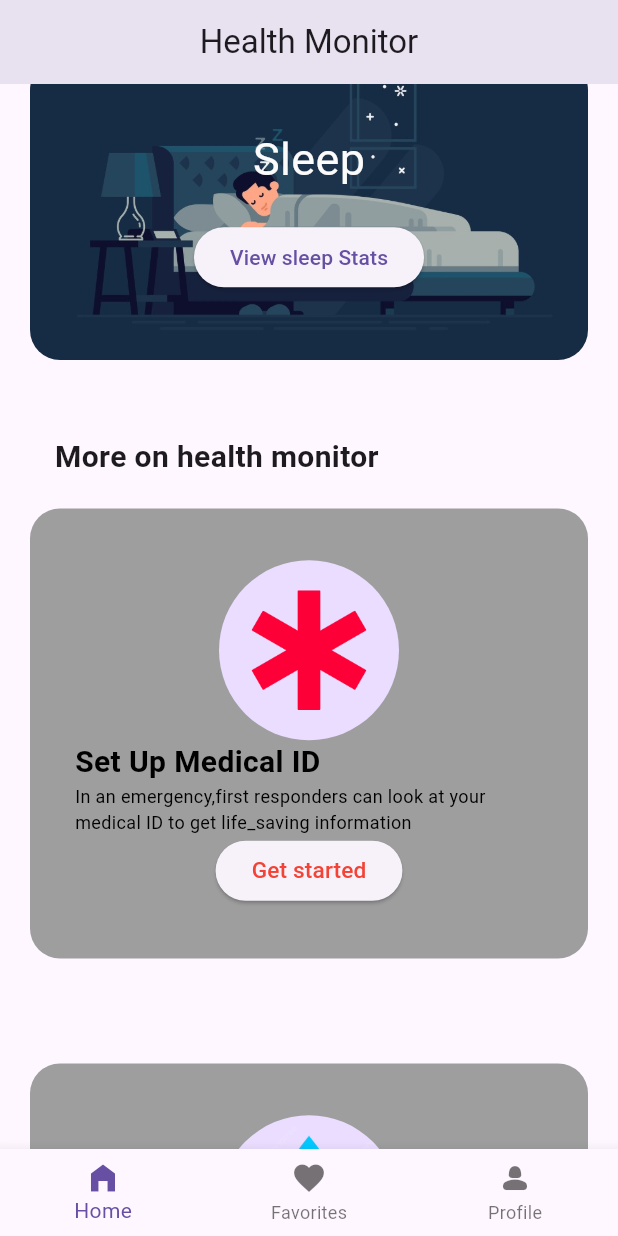
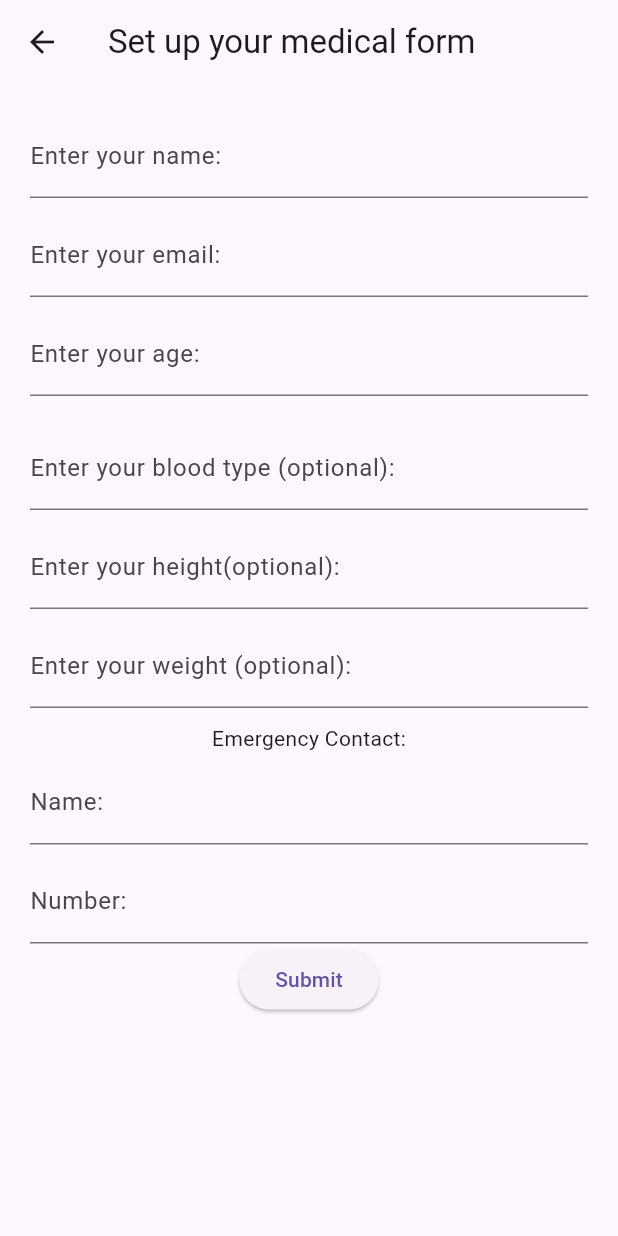
Before and after one commit to Amoako419/Flutter_Semester_Project, a Flutter app: the screen it shows after launch, scrolled down 576 dp, after a tap on "Get started", on a phone screen of 412 x 824 dp. Run offline on Flutter 3.47's test engine with Material 3 defaults, Android fonts, the light colour scheme and no system bars.

Commit message:
initial commit

```diff
--- a/health_monitor/lib/main.dart
+++ b/health_monitor/lib/main.dart
@@ -2,6 +2,7 @@
 
 import 'package:flutter/material.dart';
 import 'package:health_monitor/pages/firstPage.dart';
+import 'package:health_monitor/pages/medicalID.dart';
 
 
 void main() {
@@ -19,6 +20,10 @@ class MyApp extends StatelessWidget {
   Widget build(BuildContext context) {
 return  MaterialApp(
       debugShowCheckedModeBanner:false,
+      initialRoute: '/',
+      routes: {
+        '/':(context) => FormPage()
+      },
       title: 'Health Monitor',
       home: FirstPage(),
     );
--- a/health_monitor/lib/pages/firstpage.dart
+++ b/health_monitor/lib/pages/firstpage.dart
@@ -24,7 +24,7 @@ class _FirstPageState extends State<FirstPage> {
 
     const Homepage(),
     const Favorite(),
-    const Profile(),
+    const Profile(name: '',email: '',age: '',bloodType: '',emergencyContactNumber: '',emergencyContactName: '',weight: '',height: '',),
 
   ];
   @override
--- a/health_monitor/lib/pages/home_page.dart
+++ b/health_monitor/lib/pages/home_page.dart
@@ -4,6 +4,7 @@ import 'package:flutter/cupertino.dart';
 import 'package:flutter/material.dart';
 import 'package:health_monitor/pages/favorite.dart';
 import 'package:health_monitor/pages/heart_rate.dart';
+import 'package:health_monitor/pages/medicalID.dart';
 import 'package:health_monitor/pages/profile.dart';
 import 'package:health_monitor/pages/sleep.dart';
 import 'package:health_monitor/pages/steps.dart';
@@ -309,7 +310,12 @@ Widget _learnMore() {
               style: TextStyle(fontSize: 12.0, color: Colors.black),
             )),
         ElevatedButton(
-            onPressed: () {},
+            onPressed: () {
+              Navigator.push(
+                context,
+                MaterialPageRoute(builder: (context)=> FormPage())
+              );
+            },
             child: const Text("Get started", style: TextStyle(fontSize: 15.1,color: Colors.red),))
       ],
     ),
--- /dev/null
+++ b/health_monitor/lib/pages/medicalID.dart
@@ -0,0 +1,201 @@
+import 'package:flutter/material.dart';
+import 'package:health_monitor/pages/profile.dart';
+
+class FormPage extends StatefulWidget {
+  @override
+  _FormPageState createState() => _FormPageState();
+}
+
+class _FormPageState extends State<FormPage> {
+  final _formKey = GlobalKey<FormState>(); // Key for form validation
+  final _nameController = TextEditingController();
+  final _emailController = TextEditingController();
+  final _ageController = TextEditingController();
+  final _bloodTypeController = TextEditingController();
+  final _heightController = TextEditingController();
+  final _weightController = TextEditingController();
+  final _emergencyContactNameController = TextEditingController();
+  final _emergencyContactPhoneController = TextEditingController();
+
+
+  // ignore: prefer_final_fields
+  String _name='', _email='', _age='', _bloodType='', _emergencyContactName='', _emergencyContactPhone='',_weight='',_height='';
+  @override
+  void dispose() {
+    _nameController.dispose();
+    _emailController.dispose();
+    _ageController.dispose();
+    _bloodTypeController.dispose();
+    _emergencyContactNameController.dispose();
+    _emergencyContactPhoneController.dispose();
+    _heightController.dispose();
+    _weightController.dispose();
+    super.dispose();
+  }
+
+  @override
+  Widget build(BuildContext context) {
+    return Scaffold(
+      appBar: AppBar(
+        title: const Text('Set up your medical form'),
+      ),
+      body: Padding(
+        padding: const EdgeInsets.all(20.0),
+        child: Form(
+          key: _formKey,
+          child: Column(
+            children: [
+              TextFormField(
+                controller: _nameController,
+                decoration: const InputDecoration(
+                  labelText: 'Enter your name:',
+                ),
+                validator: (value) {
+                  if (value == null || value.isEmpty) {
+                    return 'Please enter your name.';
+                  }
+                  return null;
+                },
+                onSaved: (newValue) => _name = newValue!,
+              ),
+              const SizedBox(height: 10.0),
+              TextFormField(
+                controller: _emailController,
+                decoration: const InputDecoration(
+                  labelText: 'Enter your email:',
+                ),
+                validator: (value) {
+                  if (value == null || value.isEmpty) {
+                    return 'Please enter your email.';
+                  } else if (!value.contains('@')) {
+                    return 'Please enter a valid email address.';
+                  }
+                  return null;
+                },
+                onSaved: (newValue) => _email = newValue!,
+              ),
+              const SizedBox(height: 10.0),
+              TextFormField(
+                controller: _ageController,
+                keyboardType: TextInputType.number, // Allow only numbers
+                decoration: const InputDecoration(
+                  labelText: 'Enter your age:',
+                ),
+                validator: (value) {
+                  if (value == null || value.isEmpty) {
+                    return 'Please enter your age.';
+                  } else {
+                    try {
+                      int age = int.parse(value);
+                      if (age <= 0) {
+                        return 'Please enter a valid age.';
+                      }
+                    } catch (e) {
+                      return 'Please enter a valid age.';
+                    }
+                  }
+                  return null;
+                },
+                onSaved: (newValue) => _age = newValue!,
+              ),
+              const SizedBox(height: 10.0),
+              // DropdownButtonFormField<String>(
+              //   value: _sex,
+              //   hint: Text('Select Sex'),
+              //   items: ['Male', 'Female', 'Non-binary', 'Prefer not to say']
+              //       .map((String sex) => DropdownMenuItem<String>(
+              //             value: sex,
+              //             child: Text(sex),
+              //           ))
+              //       .toList(),
+              //   onChanged: (value) {
+              //     setState(() {
+              //       _sex = value!;
+              //     });
+              //   },
+              //   validator: (value) {
+              //     if (value == null || value.isEmpty) {
+              //       return 'Please select your sex.';
+              //     }
+              //     return null;
+              //   },
+              // ),
+              const SizedBox(height: 10.0),
+              TextFormField(
+                controller: _bloodTypeController,
+                decoration: const InputDecoration(
+                  labelText: 'Enter your blood type (optional):',
+                ),
+                onSaved: (newValue) => _bloodType = newValue!,
+              ),
+              //HeightFormField
+                 const SizedBox(height: 10.0),
+              TextFormField(
+                controller: _heightController,
+                decoration: const InputDecoration(
+                  labelText: 'Enter your height(optional):',
+                ),
+                onSaved: (newValue) => _height = newValue!,
+              ),
+
+              //weightFormField
+                  const SizedBox(height: 10.0),
+              TextFormField(
+                controller: _weightController,
+                decoration: const InputDecoration(
+                  labelText: 'Enter your weight (optional):',
+                ),
+                onSaved: (newValue) => _weight = newValue!,
+              ),
+
+
+
+
+
+
+
+              const SizedBox(height: 10.0),
+              const Text('Emergency Contact:'),
+              const SizedBox(height: 5.0),
+              TextFormField(
+                controller: _emergencyContactNameController,
+                decoration: const InputDecoration(
+                  labelText: 'Name:',
+                ),
+                validator: (value) {
+                  if (value == null || value.isEmpty) {
+                    return 'Please enter emergency contact name.';
+                  }
+                  return null;
+                },
+              ),
+              const SizedBox(height: 10.0),
+              TextFormField(
+                controller: _emergencyContactPhoneController,
+                decoration: const InputDecoration(
+                  labelText: 'Number:',
+                ),
+              ),
+                ElevatedButton(
+                onPressed: () {
+                  if (_formKey.currentState!.validate()) {
+                    _formKey.currentState!.save(); // Save form state
+                    Navigator.push(
+                      context,
+                      MaterialPageRoute(
+                        builder: (context) => Profile(name: _name, email: _email, age: _age, bloodType: _bloodType, emergencyContactName: _emergencyContactName, emergencyContactNumber: _emergencyContactPhone,weight: _weight,height: _height,),
+
+
+                      ),
+                    );
+                  }
+                },
+                child: const Text('Submit'),
+              ),
+            ],
+          )
+        ),
+      )
+    );
+  }
+}
--- a/health_monitor/lib/pages/profile.dart
+++ b/health_monitor/lib/pages/profile.dart
@@ -1,7 +1,17 @@
 import 'package:flutter/material.dart';
+import 'package:health_monitor/pages/medicalID.dart';
 
 class Profile extends StatelessWidget {
-  const Profile({super.key});
+  final String name;
+  final String email;
+  final  age;
+  final String bloodType;
+  final emergencyContactName;
+  final emergencyContactNumber;
+  final weight;
+  final height;
+
+  const Profile({super.key, Key, required this.name ,required this.email, required this.age, required this.bloodType, required this.emergencyContactName, required this.emergencyContactNumber, required this.weight, required this.height});
 
   @override
   Widget build(BuildContext context) {
@@ -29,14 +39,14 @@ class Profile extends StatelessWidget {
         children: [
           TextFormField(
             readOnly: true,
-            initialValue: 'Steve Jobs',
+            initialValue: name,
             decoration: const InputDecoration(
               labelText: 'Name',
             ),
           ),
           TextFormField(
             readOnly: true,
-            initialValue: 'steve.jobs@icloud.com',
+            initialValue: email,
             decoration: const InputDecoration(
               labelText: 'Email',
             ),
@@ -50,35 +60,28 @@ class Profile extends StatelessWidget {
           ),
           TextFormField(
             readOnly: true,
-            initialValue: '55',
+            initialValue: age,
             decoration: const InputDecoration(
               labelText: 'Age',
             ),
           ),
           TextFormField(
             readOnly: true,
-            initialValue: '3-10-1979',
-            decoration: const InputDecoration(
-              labelText: 'Date of Birth',
-            ),
-          ),
-          TextFormField(
-            readOnly: true,
-            initialValue: '68kg',
+            initialValue: weight,
             decoration: const InputDecoration(
               labelText: 'Weight',
             ),
           ),
           TextFormField(
             readOnly: true,
-            initialValue: '68cm',
+            initialValue: height,
             decoration: const InputDecoration(
               labelText: 'Height',
             ),
           ),
           TextFormField(
             readOnly: true,
-            initialValue: 'Not set',
+            initialValue: bloodType,
             decoration: const InputDecoration(
               labelText: 'Blood Type',
             ),
@@ -89,16 +92,16 @@ class Profile extends StatelessWidget {
           ),
           TextFormField(
             readOnly: true,
-            initialValue: 'Not set',
+            initialValue: emergencyContactName,
             decoration: const InputDecoration(
-              labelText: 'Emergency Contact1',
+              labelText: 'Emergency Name',
             ),
           ),
           TextFormField(
             readOnly: true,
-            initialValue: 'Not set',
+            initialValue: emergencyContactNumber,
             decoration: const InputDecoration(
-              labelText: 'Emergency Contact2',
+              labelText: 'Emergency Contact',
             ),
           ),
         ],
@@ -123,7 +126,10 @@ class Profile extends StatelessWidget {
 
   Widget _edit() {
     return ElevatedButton(
-        onPressed: () {},
+        onPressed: () {
+        //   Navigator.push(context,
+        //  MaterialPageRoute(builder: (context)=> FormPage()));
+        },
         style: ButtonStyle(
             backgroundColor: MaterialStateProperty.all(Colors.green)),
         child: const Text("Edit details"));
```
